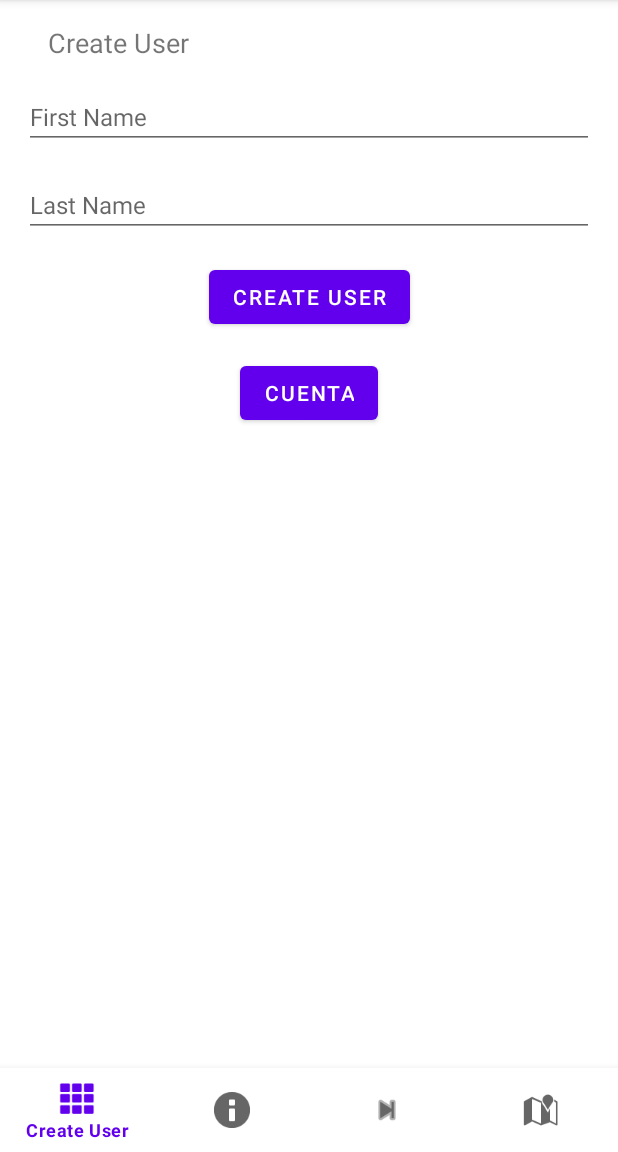
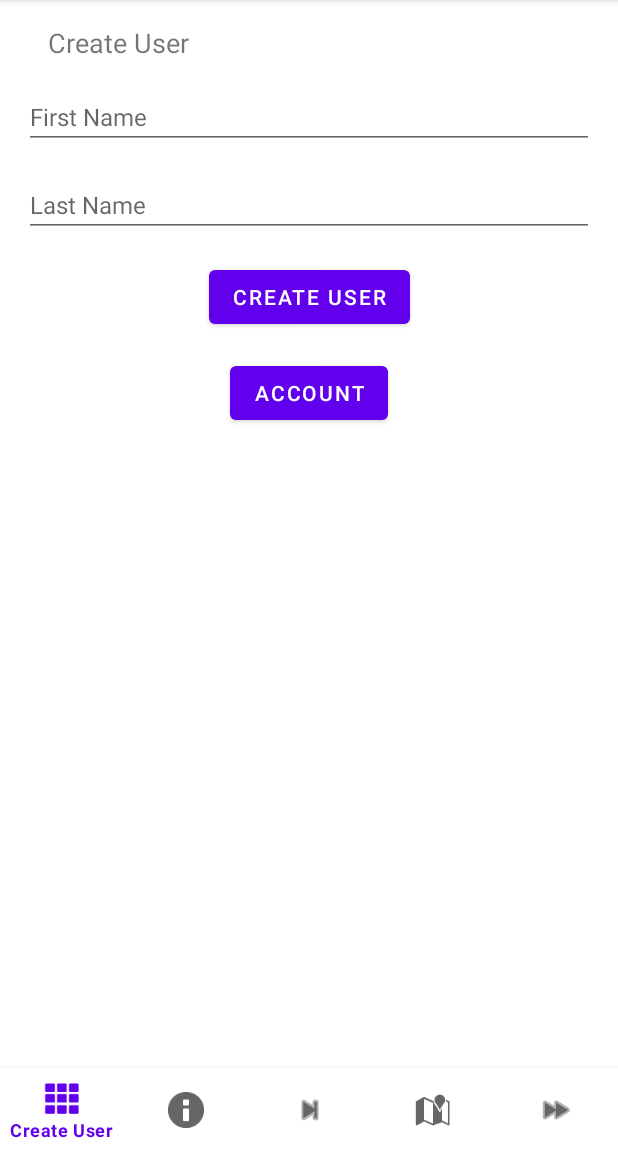
Before and after one commit to Athenriel/MyApplication, an Android app: the screen it shows after launch (MainActivity), on a phone screen of 412 x 824 dp, the part 84-1236 px from its top. Run offline under Robolectric (Android 15) with nearby library versions, the light colour scheme and no system bars; our stand-ins replace Room's generated code, Timber, navigation-ui; 1 statement that could not run was skipped.

Commit message:
First demo custom view square

```diff
--- a/app/src/main/java/com/example/myapplication/ui/MainActivity.kt
+++ b/app/src/main/java/com/example/myapplication/ui/MainActivity.kt
@@ -13,6 +13,7 @@ import androidx.lifecycle.LiveData
 import androidx.lifecycle.MutableLiveData
 import androidx.navigation.NavOptions
 import androidx.navigation.findNavController
+import androidx.navigation.fragment.NavHostFragment
 import androidx.navigation.ui.setupWithNavController
 import androidx.work.WorkManager
 import com.example.myapplication.R
@@ -44,7 +45,8 @@ class MainActivity : AppCompatActivity() {
         super.onCreate(savedInstanceState)
         binding = ActivityMainBinding.inflate(layoutInflater)
         setContentView(binding.root)
-        val navController = findNavController(R.id.nav_host_fragment)
+        val navHostFragment = supportFragmentManager.findFragmentById(R.id.nav_host_fragment) as NavHostFragment
+        val navController = navHostFragment.navController
         binding.bottomNavBar.setupWithNavController(navController)
         binding.bottomNavBar.setOnItemSelectedListener {
             val clearNavOptions =
@@ -67,6 +69,10 @@ class MainActivity : AppCompatActivity() {
                     navController.navigate(R.id.LocationFragment, null, clearNavOptions)
                     true
                 }
+                R.id.menu_graphics_nav -> {
+                    navController.navigate(R.id.GraphicsFragment, null, clearNavOptions)
+                    true
+                }
                 else -> false
             }
         }
@@ -76,6 +82,7 @@ class MainActivity : AppCompatActivity() {
                 R.id.ViewUsersFragment -> true
                 R.id.ShareFragment -> true
                 R.id.LocationFragment -> true
+                R.id.GraphicsFragment -> true
                 else -> false
             }
         }
--- a/app/src/main/res/layout/activity_main.xml
+++ b/app/src/main/res/layout/activity_main.xml
@@ -6,7 +6,7 @@
     android:layout_height="match_parent"
     tools:context=".ui.MainActivity">
 
-    <fragment
+    <androidx.fragment.app.FragmentContainerView
         android:id="@+id/nav_host_fragment"
         android:name="androidx.navigation.fragment.NavHostFragment"
         android:layout_width="0dp"
--- a/app/src/main/res/layout/fragment_create_user.xml
+++ b/app/src/main/res/layout/fragment_create_user.xml
@@ -66,7 +66,7 @@
         android:layout_marginStart="16dp"
         android:layout_marginTop="16dp"
         android:layout_marginEnd="16dp"
-        android:text="Cuenta"
+        android:text="@string/create_user_account_text"
         app:layout_constraintEnd_toEndOf="parent"
         app:layout_constraintStart_toStartOf="parent"
         app:layout_constraintTop_toBottomOf="@+id/fragment_create_user_create_user_btn" />
--- a/app/src/main/res/menu/menu_bottom_nav.xml
+++ b/app/src/main/res/menu/menu_bottom_nav.xml
@@ -21,4 +21,9 @@
         android:icon="@android:drawable/ic_dialog_map"
         android:title="@string/location_title" />
 
+    <item
+        android:id="@+id/menu_graphics_nav"
+        android:icon="@android:drawable/ic_media_ff"
+        android:title="@string/graphics_title" />
+
 </menu>
--- a/app/src/main/res/navigation/nav_graph.xml
+++ b/app/src/main/res/navigation/nav_graph.xml
@@ -76,4 +76,10 @@
         android:label="@string/location_title"
         tools:layout="@layout/fragment_location" />
 
+    <fragment
+        android:id="@+id/GraphicsFragment"
+        android:name="com.example.myapplication.ui.graphics.GraphicsFragment"
+        android:label="@string/graphics_title"
+        tools:layout="@layout/fragment_graphics" />
+
 </navigation>
--- a/app/src/main/res/values/strings.xml
+++ b/app/src/main/res/values/strings.xml
@@ -1,23 +1,36 @@
 <resources>
     <string name="app_name">My Application</string>
+
+    <!-- notification channel -->
     <string name="default_notification_channel_id">Default</string>
     <string name="default_notification_channel_name">Basic</string>
     <string name="default_notification_channel_description">Default channel for push notifications</string>
+
+    <!-- contend descriptors -->
     <string name="toast_copied_clipboard">Copied to Clipboard</string>
     <string name="content_description_remove_button">Delete Item</string>
     <string name="content_description_share_image">Share Image</string>
     <string name="content_description_success_image">Success</string>
+
+    <!-- splash -->
     <string name="splash_title">Splash</string>
+
+    <!-- create user -->
     <string name="create_user_btn">Create User</string>
     <string name="create_user_title">Create User</string>
+    <string name="create_user_account_text">Account</string>
     <string name="first_name_text">First Name</string>
     <string name="last_name_text">Last Name</string>
     <string name="error_name_empty">&#160;must not be empty</string>
     <string name="error_name_regex">&#160;must contain only alphabetic characters</string>
     <string name="create_user_success">Created User Successfully</string>
+
+    <!-- view users -->
+    <string name="view_users_title">View Users</string>
     <string name="delete_user_title">Delete User</string>
     <string name="delete_user_success">Deleted User Successfully</string>
-    <string name="view_users_title">View Users</string>
+
+    <!-- share -->
     <string name="share_title">Share</string>
     <string name="share_btn">Share</string>
     <string name="pick_file_btn">Pick</string>
@@ -25,6 +38,8 @@
     <string name="image_shared_text">Image Shared</string>
     <string name="share_url_empty_toast">Image Url is empty</string>
     <string name="image_url_hint">Image Url</string>
+
+    <!-- location -->
     <string name="location_title">Location</string>
     <string name="last_seen_in">Last seen in</string>
     <string name="coord_lat">Latitude:&#160;</string>
@@ -33,6 +48,12 @@
     <string name="location_shared_text">Location Shared</string>
     <string name="explain_location_required_title">Location Required</string>
     <string name="explain_location_required_text">In order to retrieve your current location and share it, please allow Location</string>
+
+    <!-- graphics -->
+    <string name="graphics_title">Graphics</string>
+    <string name="graphics_first_button_text">First</string>
+
+    <!-- errors -->
     <string name="error_title">Error</string>
     <string name="error_retrieving_users">An error occurred while retrieving users.</string>
     <string name="error_creating_user">An error occurred while creating the user.</string>
```
Also changed, not shown: app/src/main/java/com/example/myapplication/ui/graphics/GraphicsFragment.kt (added, +14 -0 lines), app/src/main/java/com/example/myapplication/ui/views/MyView.kt (added, +23 -0 lines), app/src/main/res/layout/fragment_graphics.xml (added, +28 -0 lines).
